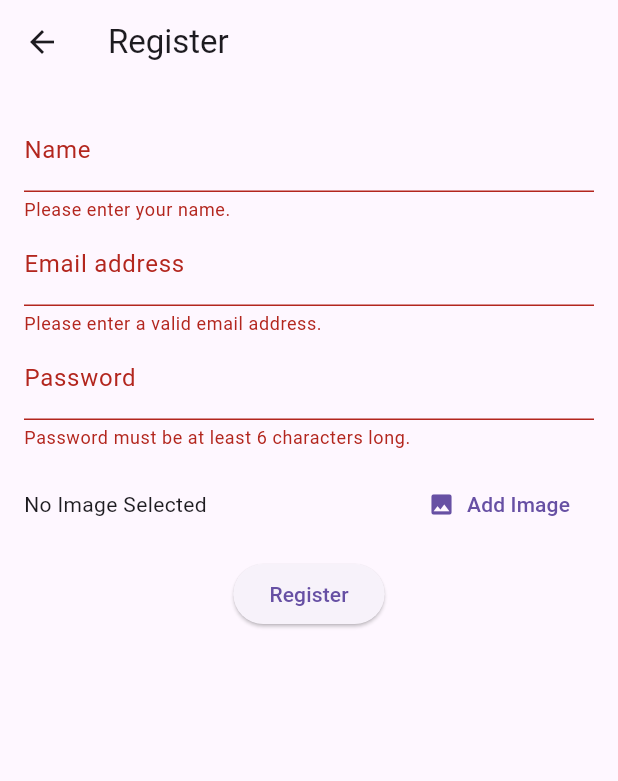
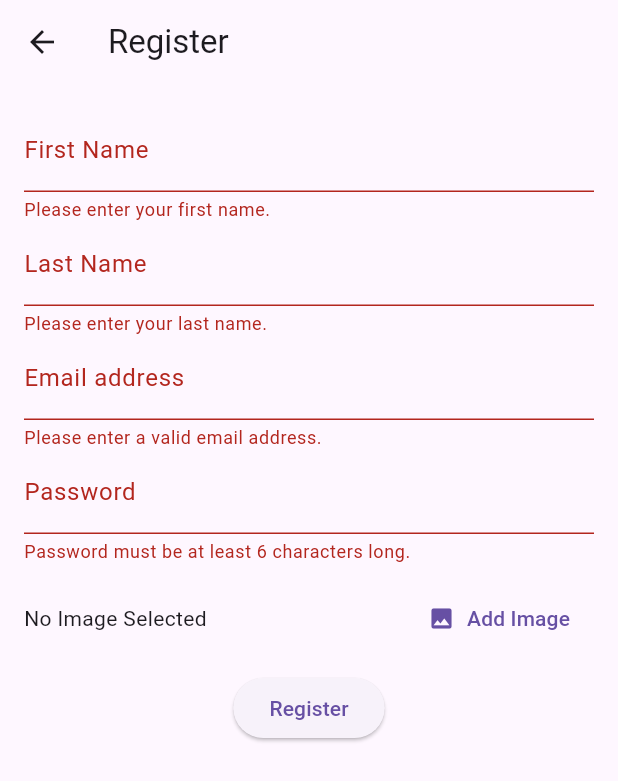
Before and after one commit to Thanuga-Rodrigo/Auth_Login, a Flutter app: the RegisterPage screen opened by its route, after a tap on "Register", on a phone screen of 412 x 824 dp. Shown: the top 781 px of the screen. Run offline on Flutter 3.47's test engine with Material 3 defaults, Android fonts, the phone set to English and light mode, and no system bars; our stand-ins replace cloud_firestore, firebase_auth, firebase_core, firebase_storage, google_sign_in, image_picker; accounts and stored records are empty; network calls fail.

Commit message:
updated the work

```diff
--- a/lib/main.dart
+++ b/lib/main.dart
@@ -17,10 +17,7 @@ class MyApp extends StatelessWidget {
   @override
   Widget build(BuildContext context) {
     return MaterialApp(
-      title: 'Flutter Firebase Auth',
-      theme: ThemeData(
-        primarySwatch: Colors.blue,
-      ),
+      debugShowCheckedModeBanner: false,
       home: LoginPage(),
       routes: {
         '/login': (context) => LoginPage(),
--- a/lib/widgets/register_form.dart
+++ b/lib/widgets/register_form.dart
@@ -1,3 +1,6 @@
+import 'dart:ui';
+
+import 'package:firebase_auth/firebase_auth.dart';
 import 'package:flutter/material.dart';
 import 'package:image_picker/image_picker.dart';
 import 'dart:io';
@@ -11,9 +14,12 @@ class RegisterForm extends StatefulWidget {
 class _RegisterFormState extends State<RegisterForm> {
   final _formKey = GlobalKey<FormState>();
   String _email = '';
-  String _name = '';
+  String _firstName = '';
+  String _lastName = '';
   String _password = '';
   File? _imageFile;
+  String? _errorMessage;
+  bool _isLoading = false;
 
   void _pickImage() async {
     final pickedImage = await ImagePicker().pickImage(source: ImageSource.gallery);
@@ -27,11 +33,38 @@ class _RegisterFormState extends State<RegisterForm> {
     if (isValid && _imageFile != null) {
       _formKey.currentState!.save();
       final authService = AuthService();
-      final user = await authService.registerWithEmail(_email, _password, _name, _imageFile!);
-      if (user != null) {
-        Navigator.of(context).pushReplacementNamed('/home');
+      setState(() {
+        _isLoading = true;
+      });
+      try {
+        final user = await authService.registerWithEmail(_email, _password, _firstName, _lastName, _imageFile!);
+        if (user != null) {
+          // Registration successful
+          setState((){
+            _errorMessage = null;
+            _isLoading = false;
+          });
+          _showSuccessMessage();
+          // Navigate to login page
+          Navigator.of(context).pushReplacementNamed('/login');
+        }
+      } catch (e) {
+        // Handle Firebase auth exceptions
+        setState(() {
+          _errorMessage = e.toString();
+          _isLoading = false;
+        });
       }
     }
+  }
+
+  void _showSuccessMessage() {
+    ScaffoldMessenger.of(context).showSnackBar(
+      SnackBar(
+        content: Text('Registration successful!'),
+        duration: Duration(seconds: 2),
+      ),
+    );
   }
 
   @override
@@ -44,16 +77,29 @@ class _RegisterFormState extends State<RegisterForm> {
           mainAxisSize: MainAxisSize.min,
           children: [
             TextFormField(
-              key: ValueKey('name'),
+              key: ValueKey('Firstname'),
               validator: (value) {
                 if (value == null || value.isEmpty) {
-                  return 'Please enter your name.';
+                  return 'Please enter your first name.';
                 }
                 return null;
               },
-              decoration: InputDecoration(labelText: 'Name'),
+              decoration: InputDecoration(labelText: 'First Name'),
               onSaved: (value) {
-                _name = value!;
+                _firstName = value!;
+              },
+            ),
+            TextFormField(
+              key: ValueKey('Lastname'),
+              validator: (value) {
+                if (value == null || value.isEmpty) {
+                  return 'Please enter your last name.';
+                }
+                return null;
+              },
+              decoration: InputDecoration(labelText: 'Last Name'),
+              onSaved: (value) {
+                _lastName = value!;
               },
             ),
             TextFormField(
@@ -101,10 +147,15 @@ class _RegisterFormState extends State<RegisterForm> {
                 ),
               ],
             ),
+            if (_errorMessage != null)
+              Text(
+                _errorMessage!,
+                style: TextStyle(color: Colors.red),
+              ),
             SizedBox(height: 12),
             ElevatedButton(
-              child: Text('Register'),
-              onPressed: _trySubmit,
+              child: _isLoading ? CircularProgressIndicator() : Text('Register'), // Show loader or text based on loading state
+              onPressed: _isLoading ? null : _trySubmit, // Disable button if loading
             ),
           ],
         ),
```
Also changed, not shown: lib/app_pages/home_page.dart (+14 -5 lines), lib/auth/auth_service.dart (+30 -22 lines), lib/widgets/login_form.dart (+12 -3 lines), 1 other file.
